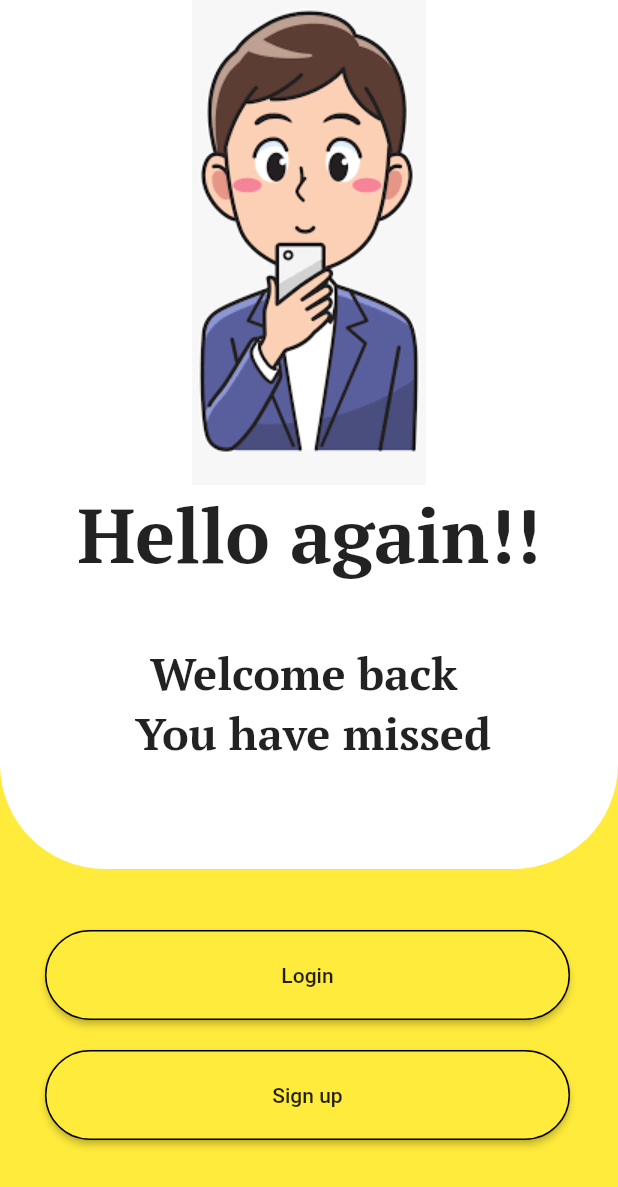
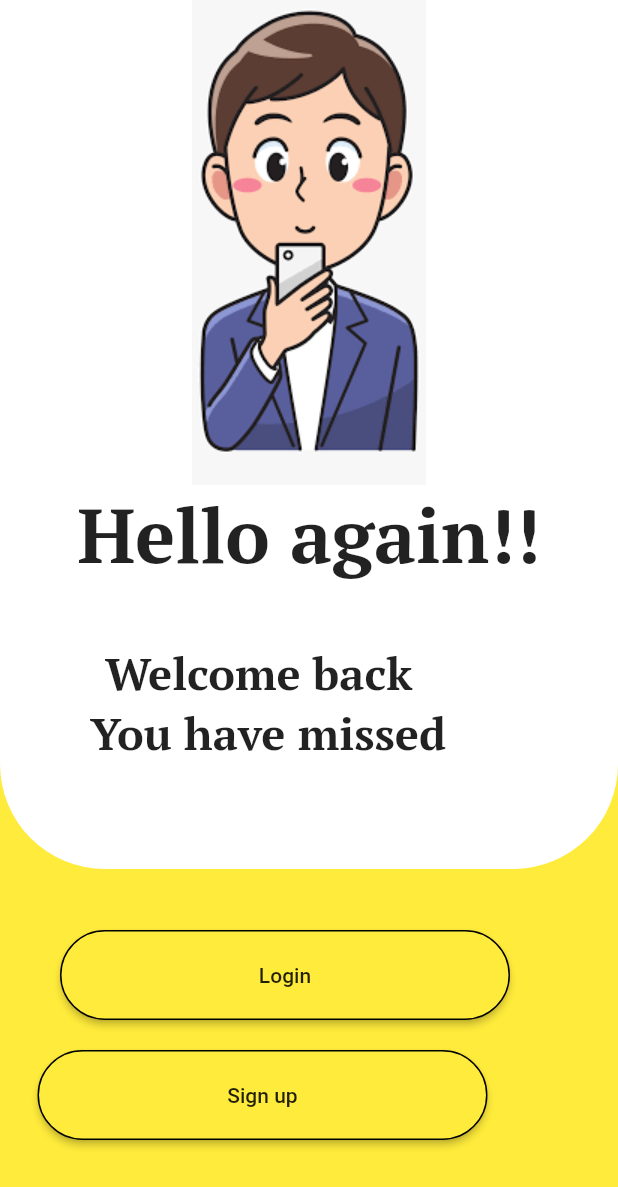
Before and after one commit to ayan-gorain/Cook-Fast, a Flutter app: the screen it shows after launch, after a tap on the "arrow right" icon, on a phone screen of 412 x 824 dp. Shown: the top 1187 px of the screen. Run offline on Flutter 3.47's test engine with Material 2 defaults, Android fonts, the phone set to English and light mode, and no system bars; drawn by our look-alikes of velocity_x; our stand-ins replace carousel_slider, cloud_firestore, firebase_auth, firebase_core, flutter_screenutil, get and 7 more; missing offline and left inert: dart:ffi, flutter_3d_choice_chip, pretty_gauge; accounts and stored records are empty.

Commit message:
about us done

```diff
--- a/lib/Models/recipe_model.dart
+++ b/lib/Models/recipe_model.dart
@@ -46,11 +46,11 @@ initRetrivalRecipe(availableIngredients) async {
   recipesFound = [];
   print("you : $availableIngredients ");
   recipes = await getRecipe();
-  print(recipes[1].ingredients);
+  print(recipes[0].ingredients);
   print(availableIngredients);
   Function eq = const ListEquality().equals;
   Function deepEq =  const DeepCollectionEquality.unordered().equals;
-  print(deepEq(recipes[1].ingredients, availableIngredients));
+  print(deepEq(recipes[0].ingredients, availableIngredients));
 
   List recipes1 = [];
 
--- a/lib/main.dart
+++ b/lib/main.dart
@@ -30,7 +30,7 @@ class Myapp extends StatelessWidget {
     return ScreenUtilInit(
       builder: (BuildContext context, Widget? child) => MaterialApp(
         routes: {
-          "/":(context)=> FirstPage(),
+          "/":(context)=>FirstPage(),
           MyRoutes.FirstPageRoute:(context)=>FirstPage(),
           MyRoutes.loginsignupRoute:(context)=>loginsignup(),
           MyRoutes.signupRoute:(context)=>signup(),
--- a/lib/pages/common page/first page.dart
+++ b/lib/pages/common page/first page.dart
@@ -13,8 +13,8 @@ class FirstPage extends StatelessWidget {
         child: Column(
           children: [
             SizedBox(height: 50,),
-            Image.asset('assets/images/1stpage.png'),
-            SizedBox(height: 30,),
+            Image.asset('assets/images/1stpage.png',height: 300,),
+            SizedBox(height: 20,),
             Stack(
               children:[
               Container(
@@ -42,7 +42,7 @@ class FirstPage extends StatelessWidget {
                     children : [
                       SizedBox(height: 75,),
                       Padding(
-                        padding: const EdgeInsets.only(left: 100),
+                        padding: const EdgeInsets.only(left:70),
                         child: Row(
                           children: [
                             Text("W",style: TextStyle(fontSize: 60,fontWeight: FontWeight.w700,fontFamily: 'PTSerif'),),
@@ -56,7 +56,7 @@ class FirstPage extends StatelessWidget {
                       Text(" Cook Fast",style: TextStyle(fontSize: 40,fontWeight: FontWeight.w700,fontFamily: 'PTSerif'),),
 
                       Padding(
-                        padding: const EdgeInsets.only(left: 300),
+                        padding: const EdgeInsets.only(left: 260,top: 30),
                         child: FloatingActionButton(
                           child: Icon(Icons.arrow_right_sharp,color: Colors.green,size: 30,),
                           backgroundColor: Colors.white,
--- a/lib/pages/common page/loginpage.dart
+++ b/lib/pages/common page/loginpage.dart
@@ -39,7 +39,7 @@ class _loginState extends State<login> {
                 ),
                 child: VStack([
                   Padding(
-                    padding: const EdgeInsets.only(left: 150, top: 10),
+                    padding: const EdgeInsets.only(left: 120, top: 10),
                     child: Text("Login", style: TextStyle(
                         fontSize: 50,
                         fontWeight: FontWeight.w700,
@@ -116,7 +116,7 @@ class _loginState extends State<login> {
                   ),
                   SizedBox(height: 30,),
                   Padding(
-                    padding: const EdgeInsets.only(left: 90),
+                    padding: const EdgeInsets.only(left: 60),
                     child: MaterialButton(
                       minWidth: 250,
                       height: 60,
@@ -150,7 +150,7 @@ class _loginState extends State<login> {
                     ),
                   ),
                   Padding(
-                    padding: const EdgeInsets.only(left: 140),
+                    padding: const EdgeInsets.only(left: 100),
                     child: TextButton(onPressed: () {
                        Navigator.pushNamed(context, MyRoutes.forgetpassRoute);
                     },
--- a/lib/pages/common page/loginsignup.dart
+++ b/lib/pages/common page/loginsignup.dart
@@ -37,13 +37,13 @@ class _loginsignupState extends State<loginsignup> {
                 ),)),
                 SizedBox(height: 40,),
                 Padding(
-                  padding: const EdgeInsets.only(left: 100),
+                  padding: const EdgeInsets.only(left: 70),
                   child: Text("Welcome back",style: TextStyle(
                       fontSize: 30,fontWeight: FontWeight.w700,fontFamily: 'PTSerif'
                   ),),
                 ),
                 Padding(
-                  padding: const EdgeInsets.only(left: 90),
+                  padding: const EdgeInsets.only(left: 60),
                   child: Text("You have missed",style: TextStyle(
                       fontSize: 30,fontWeight: FontWeight.w700,fontFamily: 'PTSerif'
                   ),),
@@ -56,9 +56,9 @@ class _loginsignupState extends State<loginsignup> {
                 children: [
                   SizedBox(height: 620,),
                   Padding(
-                    padding: const EdgeInsets.only(left: 30),
+                    padding: const EdgeInsets.only(left: 40),
                     child: MaterialButton(
-                      minWidth:350,
+                      minWidth:300,
                       height: 60,
                       onPressed: () {
                         Navigator.pushNamed(context, MyRoutes.loginRoute );
@@ -77,9 +77,9 @@ class _loginsignupState extends State<loginsignup> {
                   ),
                    SizedBox(height: 20,),
                    Padding(
-                     padding: const EdgeInsets.only(left: 30),
+                     padding: const EdgeInsets.only(left: 10),
                      child: MaterialButton(
-                      minWidth:350,
+                      minWidth:300,
                       height: 60,
                       onPressed: () {
                         Navigator.pushNamed(context, MyRoutes.signupRoute );
--- a/lib/pages/common page/signup.dart
+++ b/lib/pages/common page/signup.dart
@@ -50,7 +50,7 @@ class _signupState extends State<signup> {
                 ),
                 child: VStack([
                   Padding(
-                    padding: const EdgeInsets.only(left: 120,top: 10),
+                    padding: const EdgeInsets.only(left: 90,top: 10),
                     child: Text("Sign up",style: TextStyle(
                         fontSize: 50,fontWeight: FontWeight.w700,fontFamily: 'PTSerif'
                     ),),
@@ -132,7 +132,7 @@ class _signupState extends State<signup> {
                   ),
                   SizedBox(height: 20,),
                   Padding(
-                    padding: const EdgeInsets.only(left: 90),
+                    padding: const EdgeInsets.only(left: 50),
                     child: MaterialButton(
                       minWidth:250,
                       height: 60,
@@ -187,7 +187,7 @@ class _signupState extends State<signup> {
               ),
             ),
             Padding(
-              padding: const EdgeInsets.only(left: 120,top: 30),
+              padding: const EdgeInsets.only(left: 90,top: 30),
               child: Image(image: AssetImage('assets/images/signup.png')),
             )
           ],
```
Also changed, not shown: lib/pages/what in fridge/yyy.dart (+16 -2 lines).
